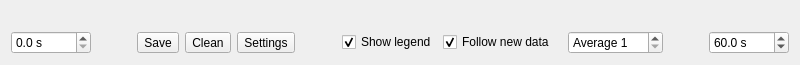
Old version of the form interface/plotwidget.ui in the repository Kuszki/AVR-Monitor.
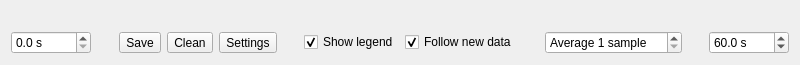
New version of the form. Icons and pictures are not drawn. Custom widgets are drawn as their Qt base class.

```diff
--- a/interface/plotwidget.ui
+++ b/interface/plotwidget.ui
@@ -122,6 +122,12 @@
        <property name="orientation">
         <enum>Qt::Horizontal</enum>
        </property>
+       <property name="sizeHint" stdset="0">
+        <size>
+         <width>0</width>
+         <height>0</height>
+        </size>
+       </property>
       </spacer>
      </item>
      <item>
@@ -132,6 +138,9 @@
          <verstretch>0</verstretch>
         </sizepolicy>
        </property>
+       <property name="suffix">
+        <string> sample</string>
+       </property>
        <property name="prefix">
         <string>Average </string>
        </property>
```
